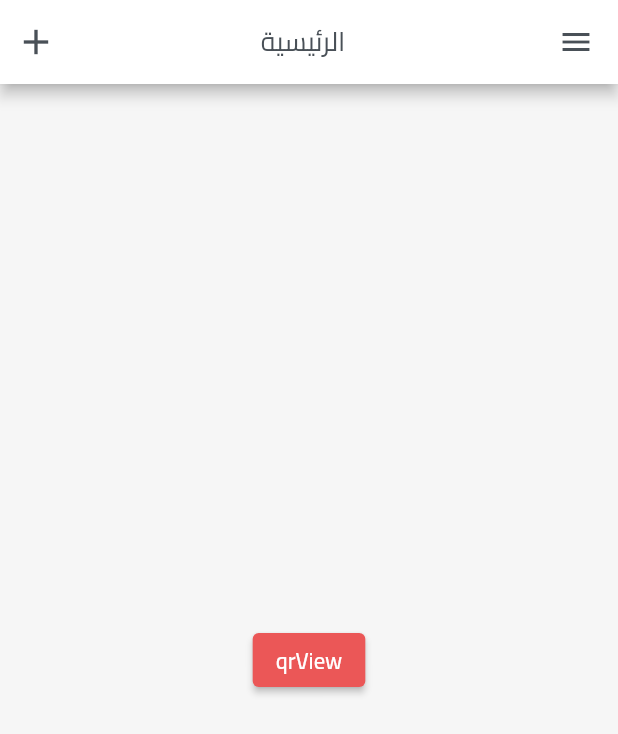
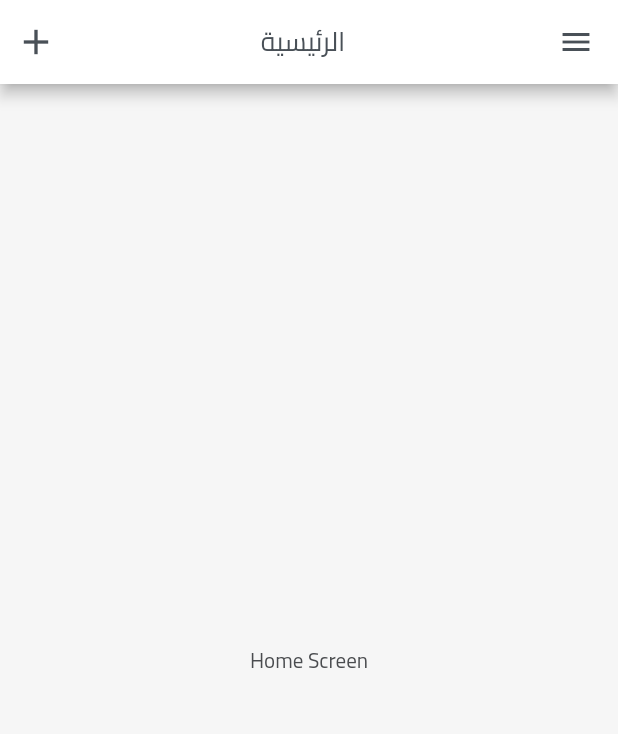
Before and after one commit to ESSELAMI/beep_mobile, a Flutter app: the HomeForm screen opened directly, on a phone screen of 412 x 824 dp. Shown: the top 734 px of the screen. Run offline on Flutter 3.47's test engine with Material 2 defaults, Android fonts, the phone set to English and light mode, and no system bars; our stand-ins replace audioplayers, flutter_easyloading, flutter_native_splash, flutter_spinkit, font_awesome_flutter, get and 14 more; missing offline and left inert: back_button_interceptor, day_night_switcher, qr_code_scanner; accounts and stored records are empty.

Commit message:
working on scan screen

```diff
--- a/lib/app/views/screens/home/home_screen.dart
+++ b/lib/app/views/screens/home/home_screen.dart
@@ -39,7 +39,9 @@ class HomeForm extends GetView<HomeController> {
         actions: <Widget>[
           IconButton(
             onPressed: () {
-              // handle the press
+              Navigator.of(context).push(MaterialPageRoute(
+                builder: (context) => const QRViewExample(),
+              ));
             },
             icon: const Icon(
               Icons.add,
@@ -48,15 +50,8 @@ class HomeForm extends GetView<HomeController> {
           )
         ],
       ),
-      body: Center(
-        child: ElevatedButton(
-          onPressed: () {
-            Navigator.of(context).push(MaterialPageRoute(
-              builder: (context) => const QRViewExample(),
-            ));
-          },
-          child: const Text('qrView'),
-        ),
+      body: const Center(
+        child: Text('Home Screen'),
       ),
     );
   }
```
